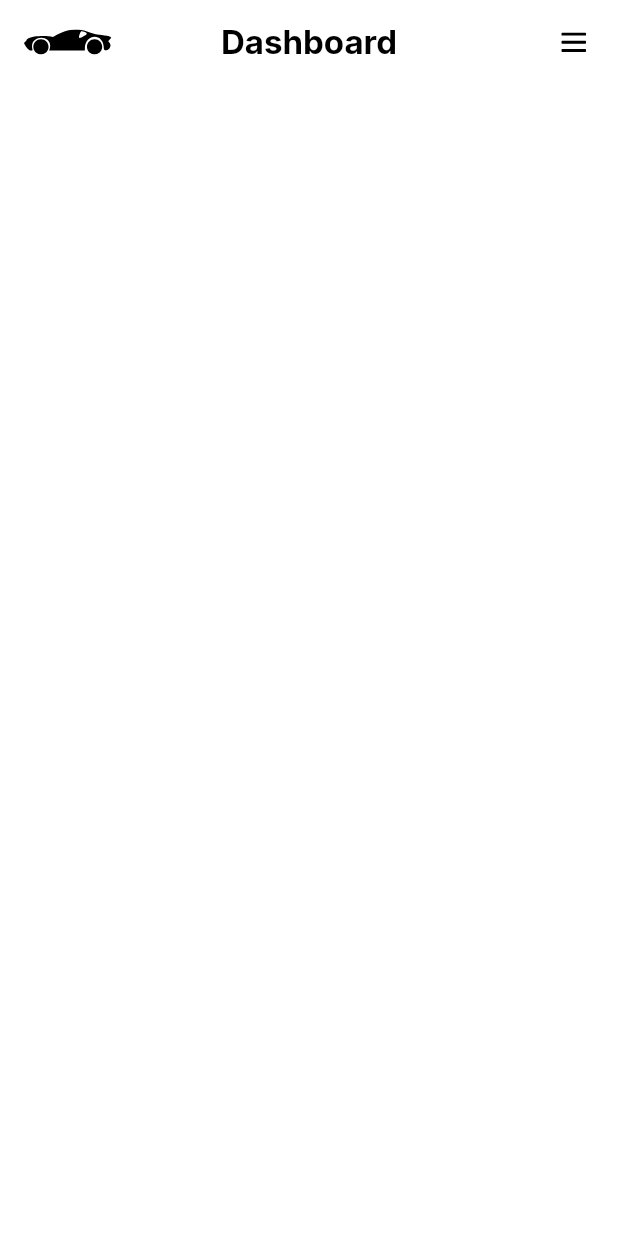
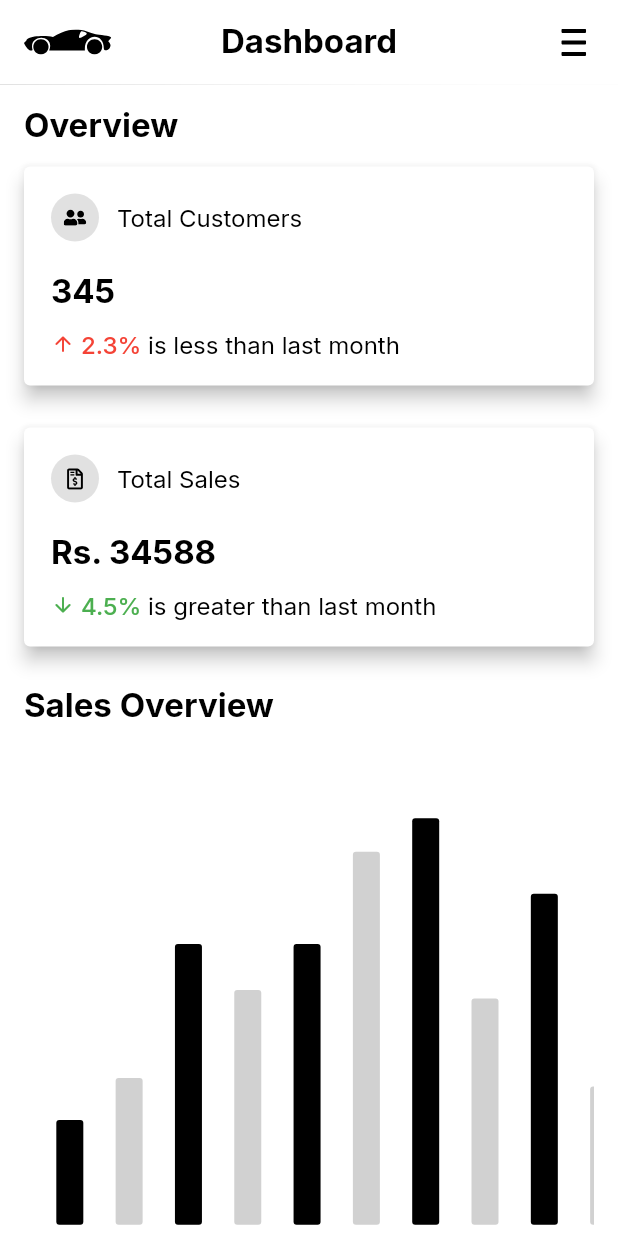
Before and after one commit to samyeng3814/user_management_app, a Flutter app: the DashboardPage screen opened by its route, on a phone screen of 412 x 824 dp. Run offline on Flutter 3.47's test engine with Material 3 defaults, Android fonts, the phone set to English and light mode, and no system bars; drawn by our look-alikes of fl_chart; our stand-ins replace firebase_core, flutter_svg, fluttertoast, get, google_fonts; accounts and stored records are empty.

Commit message:
added dashboard page

```diff
--- a/lib/dashboard/dashboard_page.dart
+++ /dev/null
@@ -1,58 +0,0 @@
-import 'package:flutter/material.dart';
-import 'package:flutter_svg/flutter_svg.dart';
-import 'package:get/get.dart';
-import 'package:user_management_app/constants/constant.dart';
-import 'package:user_management_app/theme/themes.dart';
-import 'package:user_management_app/utils/app_sized_box.dart';
-
-class DashboardPage extends StatefulWidget {
-  const DashboardPage({super.key});
-
-  @override
-  State<DashboardPage> createState() => _DashboardPageState();
-}
-
-class _DashboardPageState extends State<DashboardPage> {
-  @override
-  Widget build(BuildContext context) {
-    return Scaffold(
-      appBar: AppBar(
-        automaticallyImplyLeading: false,
-        title: Text(
-          'Dashboard',
-          style: AppTheme.of(context).title,
-        ),
-        centerTitle: true,
-        leadingWidth: screenWidth*0.18,
-        leading: Padding(
-          padding: const EdgeInsets.only(left: 16.0),
-          child: SvgPicture.asset(
-            'assets/svg/car_icon.svg',
-            fit: BoxFit.contain,
-          ),
-        ),
-        actions: [
-          Padding(
-            padding: const EdgeInsets.only(right: 16.0),
-            child: SizedBox(
-              height: 40,width: 32,
-              child: SvgPicture.asset(
-                'assets/svg/menu_icon.svg',
-                fit: BoxFit.fill,
-              ),
-            ),
-          ),
-        ],
-      ),
-      body: SafeArea(
-        child: SingleChildScrollView(
-          child: Column(
-            children: [
-
-            ],
-          ),
-        ),
-      ),
-    );
-  }
-}
--- /dev/null
+++ b/lib/features/dashboard/dashboard_page.dart
@@ -0,0 +1,162 @@
+import 'package:fl_chart/fl_chart.dart';
+import 'package:flutter/material.dart';
+import 'package:flutter_svg/flutter_svg.dart';
+import 'package:get/get.dart';
+import 'package:user_management_app/constants/constant.dart';
+import 'package:user_management_app/features/dashboard/widgets/overview_card_widget.dart';
+import 'package:user_management_app/theme/themes.dart';
+import 'package:user_management_app/utils/app_colors.dart';
+import 'package:user_management_app/utils/app_sized_box.dart';
+
+class DashboardPage extends StatefulWidget {
+  const DashboardPage({super.key});
+
+  @override
+  State<DashboardPage> createState() => _DashboardPageState();
+}
+
+class _DashboardPageState extends State<DashboardPage> {
+  List<double> chartsValue = [
+    25,
+    35,
+    67,
+    56,
+    67,
+    89,
+    97,
+    54,
+    79,
+    33,
+    16,
+    56,
+    90
+  ];
+
+  @override
+  Widget build(BuildContext context) {
+    return Scaffold(
+      appBar: AppBar(
+        elevation: 0.2,
+        backgroundColor: AppColors.whiteColor,
+        title: Text(
+          'Dashboard',
+          style: AppTheme.of(context).title,
+        ),
+        centerTitle: true,
+        leadingWidth: screenWidth * 0.18,
+        leading: Padding(
+          padding: const EdgeInsets.only(left: 16.0),
+          child: SvgPicture.asset(
+            'assets/svg/car_icon.svg',
+            fit: BoxFit.contain,
+          ),
+        ),
+        actions: [
+          Padding(
+            padding: const EdgeInsets.only(right: 16.0),
+            child: SizedBox(
+              height: 40,
+              width: 32,
+              child: SvgPicture.asset(
+                'assets/svg/menu_icon.svg',
+                fit: BoxFit.fill,
+              ),
+            ),
+          ),
+        ],
+      ),
+      body: SafeArea(
+        child: SingleChildScrollView(
+          child: Padding(
+            padding: const EdgeInsets.symmetric(vertical: 14, horizontal: 16),
+            child: Column(
+              crossAxisAlignment: CrossAxisAlignment.start,
+              children: [
+                Text(
+                  'Overview',
+                  style: AppTheme.of(context).title,
+                ),
+                OverViewCardWidget(
+                  title: 'Total Customers',
+                  value: '345',
+                  percentageValue: '2.3%',
+                  msgString: ' is less than last month',
+                  iconPath: 'total_customer_icon',
+                  arrowIcon: Icons.arrow_upward_rounded,
+                  valueColor: AppColors.redColor,
+                ),
+                OverViewCardWidget(
+                  title: 'Total Sales',
+                  value: 'Rs. 34588',
+                  percentageValue: '4.5%',
+                  msgString: ' is greater than last month',
+                  iconPath: 'total_sales_icon',
+                  valueColor: AppColors.greenColor,
+                  arrowIcon: Icons.arrow_downward_rounded,
+                ),
+                AppSizedBox.h12,
+                Text(
+                  'Sales Overview',
+                  style: AppTheme.of(context).title,
+                ),
+                SingleChildScrollView(
+                  scrollDirection: Axis.horizontal,
+                  child: SizedBox(
+                    height: screenHeight * 0.44,
+                    width: screenWidth * 1.3,
+                    child: BarChart(
+                      BarChartData(
+                        barGroups: List.generate(chartsValue.length, (index) {
+                          return BarChartGroupData(
+                            x: index,
+                            barRods: [
+                              makeRodData(
+                                chartsValue[index],
+                                index % 2 == 0
+                                    ? AppColors.blackColor
+                                    : AppColors.textFieldBorderColor,
+                              )
+                            ],
+                            barsSpace: 22,
+                          );
+                        }),
+                        titlesData: const FlTitlesData(
+                          rightTitles: AxisTitles(
+                            sideTitles: SideTitles(showTitles: false),
+                          ),
+                          topTitles: AxisTitles(
+                            sideTitles: SideTitles(showTitles: false),
+                          ),
+                          leftTitles: AxisTitles(
+                            sideTitles: SideTitles(showTitles: false),
+                          ),
+                        ),
+                        maxY: 97 + 22,
+                        gridData: const FlGridData(show: false),
+                        borderData: FlBorderData(show: false),
+                      ),
+                    ),
+                  ),
+                ),
+              ],
+            ),
+          ),
+        ),
+      ),
+    );
+  }
+
+  BarChartRodData makeRodData(double y, Color color) {
+    return BarChartRodData(
+      toY: y,
+      width: 18,
+      borderRadius: BorderRadius.circular(2),
+      color: color,
+      backDrawRodData: BackgroundBarChartRodData(
+        show: false,
+        toY: 97,
+        color: const Color(0xFFFCFCFC),
+      ),
+    );
+  }
+}
--- /dev/null
+++ b/lib/features/dashboard/widgets/overview_card_widget.dart
@@ -0,0 +1,87 @@
+import 'package:flutter/material.dart';
+import 'package:flutter_svg/flutter_svg.dart';
+import 'package:user_management_app/theme/themes.dart';
+import 'package:user_management_app/utils/app_colors.dart';
+import 'package:user_management_app/utils/app_sized_box.dart';
+
+class OverViewCardWidget extends StatelessWidget {
+  final String title;
+  final String value;
+  final String percentageValue;
+  final String msgString;
+  final String iconPath;
+  final Color valueColor;
+  final IconData arrowIcon;
+
+  const OverViewCardWidget({
+    super.key,
+    required this.title,
+    required this.value,
+    required this.percentageValue,
+    required this.msgString,
+    required this.iconPath,
+    required this.valueColor,
+    required this.arrowIcon,
+  });
+
+  @override
+  Widget build(BuildContext context) {
+    return Card(
+      color: AppColors.whiteColor,
+      elevation: 5,
+      margin: const EdgeInsets.symmetric(vertical: 14),
+      child: Padding(
+        padding: const EdgeInsets.all(18.0),
+        child: Column(
+          crossAxisAlignment: CrossAxisAlignment.start,
+          children: [
+            Row(
+              children: [
+                CircleAvatar(
+                  backgroundColor:
+                      AppColors.textFieldVisibleIconColor.withOpacity(0.5),
+                  radius: 16,
+                  child: SvgPicture.asset(
+                    'assets/svg/$iconPath.svg',
+                  ),
+                ),
+                AppSizedBox.w12,
+                Text(
+                  title,
+                  style: AppTheme.of(context).bodyText.copyWith(),
+                ),
+              ],
+            ),
+            AppSizedBox.h20,
+            Text(
+              value,
+              style: AppTheme.of(context).title,
+            ),
+            AppSizedBox.h12,
+            Row(
+              children: [
+                Icon(
+                  arrowIcon,
+                  size: 16,
+                  color: valueColor,
+                ),
+                AppSizedBox.w4,
+                Text(
+                  percentageValue,
+                  style: AppTheme.of(context).bodyText.copyWith(
+                        color: valueColor,
+                        fontWeight: FontWeight.w500,
+                      ),
+                ),
+                Text(
+                  msgString,
+                  style: AppTheme.of(context).bodyText,
+                ),
+              ],
+            ),
+          ],
+        ),
+      ),
+    );
+  }
+}
--- a/lib/main.dart
+++ b/lib/main.dart
@@ -15,10 +15,8 @@ class MyApp extends StatelessWidget {
     return GetMaterialApp(
       title: 'Flutter Demo',
       theme: ThemeData(
-        useMaterial3: true,
-        colorScheme: ColorScheme.light(
-          onPrimary: AppColors.whiteColor,
-        ),
+        useMaterial3: false,
+        scaffoldBackgroundColor: AppColors.whiteColor,
       ),
       debugShowCheckedModeBanner: false,
       initialRoute: RouteManager.splashScreen,
--- a/lib/navigation/route_manager.dart
+++ b/lib/navigation/route_manager.dart
@@ -1,5 +1,5 @@
 import 'package:get/get.dart';
-import 'package:user_management_app/dashboard/dashboard_page.dart';
+import 'package:user_management_app/features/dashboard/dashboard_page.dart';
 import 'package:user_management_app/forget_password/forget_password_page.dart';
 import 'package:user_management_app/features/login/login_page.dart';
 import 'package:user_management_app/features/register_feature/register_page.dart';
--- a/lib/utils/app_colors.dart
+++ b/lib/utils/app_colors.dart
@@ -5,6 +5,8 @@ class AppColors {
 
   static Color whiteColor = Colors.white;
   static const Color blackColor = Colors.black;
+  static Color redColor = Colors.red;
+  static Color greenColor = Colors.green;
   static Color textFieldBorderColor = const Color(0XFFD1D1D1);
   static Color textFieldFillColor = const Color(0XFFFDFDFD);
   static Color textColor = const Color(0XFF2A2A2A);
--- a/pubspec.yaml
+++ b/pubspec.yaml
@@ -19,6 +19,7 @@ dependencies:
   get: ^4.6.6
   fluttertoast: ^8.2.6
   flutter_svg: ^2.0.10+1
+  fl_chart: ^0.68.0
 
 dev_dependencies:
   flutter_test:
```
Also changed, not shown: assets/svg/add_customer.svg (added), assets/svg/total_customer_icon.svg (added), assets/svg/total_sales_icon.svg (added), pubspec.lock.
